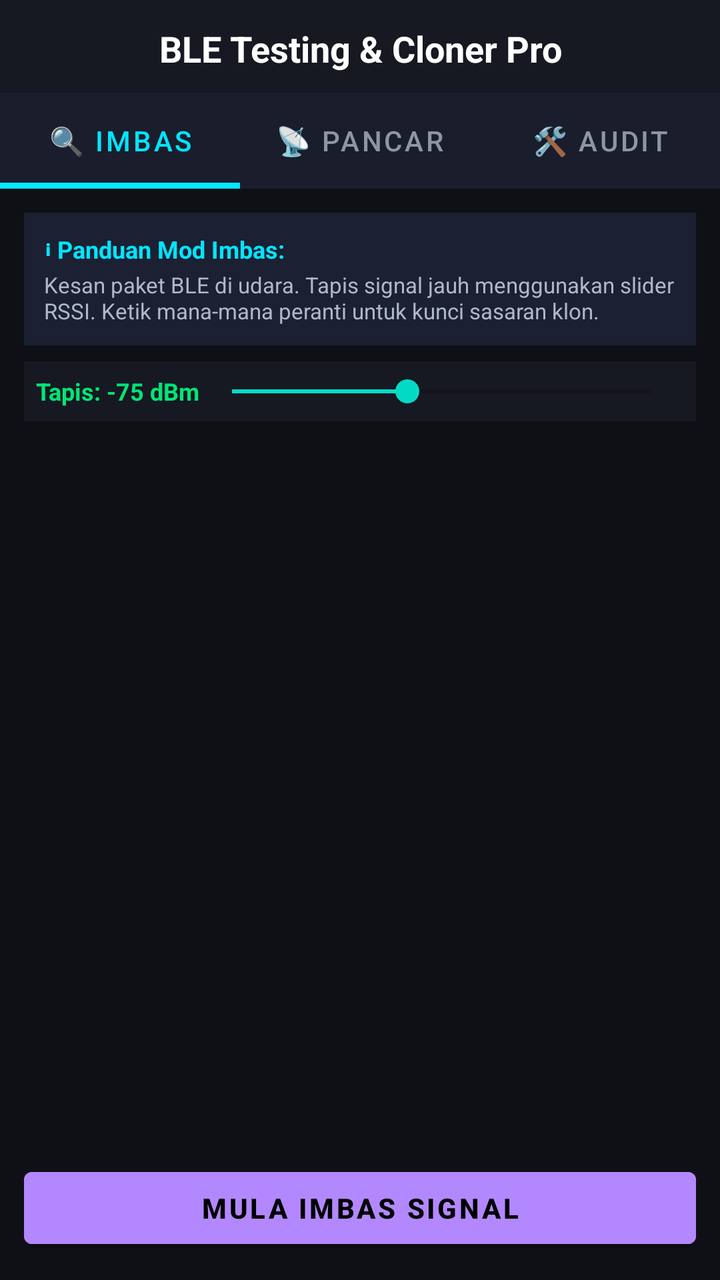
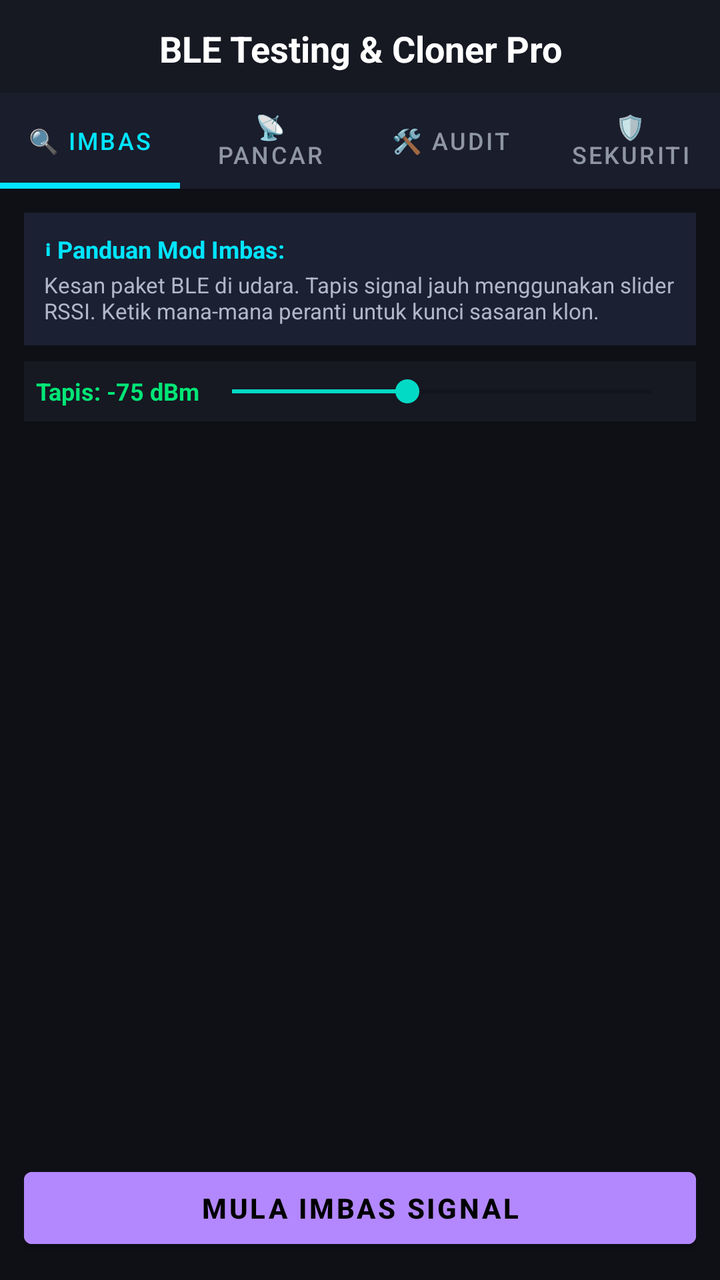

Two renders of the same Android screen: before a commit and after it. Below are the layout's source before the change and the commit's diff.
<!-- AndroidManifest.xml: application theme Theme.MaterialComponents.DayNight.NoActionBar -->
<!-- res/layout/activity_main.xml -->
<?xml version="1.0" encoding="utf-8"?>
<LinearLayout xmlns:android="http://schemas.android.com/apk/res/android"
    xmlns:app="http://schemas.android.com/apk/res-auto"
    android:layout_width="match_parent"
    android:layout_height="match_parent"
    android:orientation="vertical"
    android:background="#0F1016">

    
    <TextView
        android:id="@+id/tvHeader"
        android:layout_width="match_parent"
        android:layout_height="wrap_content"
        android:text="BLE Testing &amp; Cloner Pro"
        android:textColor="#FFFFFF"
        android:textSize="18sp"
        android:textStyle="bold"
        android:paddingTop="12dp"
        android:paddingBottom="10dp"
        android:textAlignment="center"
        android:background="#161822" />

    
    <com.google.android.material.tabs.TabLayout
        android:id="@+id/tabLayout"
        android:layout_width="match_parent"
        android:layout_height="wrap_content"
        android:background="#1A1D2B"
        app:tabTextColor="#8F96A3"
        app:tabSelectedTextColor="#00E5FF"
        app:tabIndicatorColor="#00E5FF"
        app:tabIndicatorHeight="3dp"
        app:tabMode="fixed"
        app:tabGravity="fill">

        <com.google.android.material.tabs.TabItem
            android:layout_width="wrap_content"
            android:layout_height="wrap_content"
            android:text="🔍 Imbas" />

        <com.google.android.material.tabs.TabItem
            android:layout_width="wrap_content"
            android:layout_height="wrap_content"
            android:text="📡 Pancar" />

        <com.google.android.material.tabs.TabItem
            android:layout_width="wrap_content"
            android:layout_height="wrap_content"
            android:text="🛠 Audit" />
    </com.google.android.material.tabs.TabLayout>

    
    <FrameLayout
        android:layout_width="match_parent"
        android:layout_height="match_parent"
        android:padding="12dp">

        
        <LinearLayout
            android:id="@+id/layoutTabScanner"
            android:layout_width="match_parent"
            android:layout_height="match_parent"
            android:orientation="vertical"
            android:visibility="visible">

            
            <LinearLayout
                android:layout_width="match_parent"
                android:layout_height="wrap_content"
                android:orientation="vertical"
                android:background="#1B2032"
                android:padding="10dp"
                android:layout_marginBottom="8dp">

                <TextView
                    android:layout_width="wrap_content"
                    android:layout_height="wrap_content"
                    android:text="ℹ Panduan Mod Imbas:"
                    android:textColor="#00E5FF"
                    android:textSize="12sp"
                    android:textStyle="bold" />

                <TextView
                    android:layout_width="wrap_content"
                    android:layout_height="wrap_content"
                    android:text="Kesan paket BLE di udara. Tapis signal jauh menggunakan slider RSSI. Ketik mana-mana peranti untuk kunci sasaran klon."
                    android:textColor="#B0B8C8"
                    android:textSize="11sp"
                    android:layout_marginTop="2dp" />
            </LinearLayout>

            
            <LinearLayout
                android:layout_width="match_parent"
                android:layout_height="wrap_content"
                android:orientation="horizontal"
                android:gravity="center_vertical"
                android:background="#161822"
                android:padding="6dp"
                android:layout_marginBottom="6dp">

                <TextView
                    android:id="@+id/tvRssiLabel"
                    android:layout_width="wrap_content"
                    android:layout_height="wrap_content"
                    android:text="Tapis: -75 dBm"
                    android:textColor="#00E676"
                    android:textSize="12sp"
                    android:textStyle="bold" />

                <SeekBar
                    android:id="@+id/sbRssi"
                    android:layout_width="match_parent"
                    android:layout_height="wrap_content"
                    android:max="60"
                    android:progress="25" />
            </LinearLayout>

            <ListView
                android:id="@+id/lvDevices"
                android:layout_width="match_parent"
                android:layout_height="0dp"
                android:layout_weight="1"
                android:divider="#202436"
                android:dividerHeight="1dp"
                android:layout_marginBottom="8dp" />

            <Button
                android:id="@+id/btnScan"
                android:layout_width="match_parent"
                android:layout_height="wrap_content"
                android:text="Mula Imbas Signal"
                android:backgroundTint="#B388FF"
                android:textColor="#000000"
                android:textStyle="bold" />
        </LinearLayout>

        
        <LinearLayout
            android:id="@+id/layoutTabAdvertiser"
            android:layout_width="match_parent"
            android:layout_height="match_parent"
            android:orientation="vertical"
            android:visibility="gone">

            
            <LinearLayout
                android:layout_width="match_parent"
                android:layout_height="wrap_content"
                android:orientation="vertical"
                android:background="#1B2032"
                android:padding="10dp"
                android:layout_marginBottom="8dp">

                <TextView
                    android:layout_width="wrap_content"
                    android:layout_height="wrap_content"
                    android:text="ℹ Panduan Mod Pancaran:"
                    android:textColor="#00E5FF"
                    android:textSize="12sp"
                    android:textStyle="bold" />

                <TextView
                    android:layout_width="wrap_content"
                    android:layout_height="wrap_content"
                    android:text="Memancarkan semula isyarat sasaran ke udara. Guna butang Mod Burst untuk pancar secara berkala bagi menjimatkan bateri telefon."
                    android:textColor="#B0B8C8"
                    android:textSize="11sp"
                    android:layout_marginTop="2dp" />
            </LinearLayout>

            
            <TextView
                android:id="@+id/tvStatus"
                android:layout_width="match_parent"
                android:layout_height="0dp"
                android:layout_weight="1"
                android:background="#161822"
                android:textColor="#E0E6ED"
                android:textSize="12sp"
                android:fontFamily="monospace"
                android:padding="14dp"
                android:text="Belum ada sasaran dipilih.\nSila imbas di Tab 1 atau pilih templat di Tab 3."
                android:layout_marginBottom="10dp" />

            <Button
                android:id="@+id/btnConfigBurst"
                android:layout_width="match_parent"
                android:layout_height="wrap_content"
                android:text="⚙ Tetapan Mod Burst (Pancar Berkala)"
                android:backgroundTint="#2E334D"
                android:textColor="#FFFFFF"
                android:textSize="12sp"
                android:layout_marginBottom="6dp" />

            <Button
                android:id="@+id/btnBroadcast"
                android:layout_width="match_parent"
                android:layout_height="wrap_content"
                android:text="Pancar Klon (Advertise)"
                android:backgroundTint="#00E676"
                android:textColor="#000000"
                android:textStyle="bold"
                android:layout_marginBottom="6dp" />

            <Button
                android:id="@+id/btnStopBroadcast"
                android:layout_width="match_parent"
                android:layout_height="wrap_content"
                android:text="Henti Pancaran"
                android:backgroundTint="#FF5252"
                android:textColor="#FFFFFF"
                android:textStyle="bold" />
        </LinearLayout>

        
        <ScrollView
            android:id="@+id/layoutTabTools"
            android:layout_width="match_parent"
            android:layout_height="match_parent"
            android:visibility="gone">

            <LinearLayout
                android:layout_width="match_parent"
                android:layout_height="wrap_content"
                android:orientation="vertical">

                
                <LinearLayout
                    android:layout_width="match_parent"
                    android:layout_height="wrap_content"
                    android:orientation="vertical"
                    android:background="#1B2032"
                    android:padding="10dp"
                    android:layout_marginBottom="12dp">

                    <TextView
                        android:layout_width="wrap_content"
                        android:layout_height="wrap_content"
                        android:text="ℹ Panduan Alatan Audit &amp; Forensik:"
                        android:textColor="#00E5FF"
                        android:textSize="12sp"
                        android:textStyle="bold" />

                    <TextView
                        android:layout_width="wrap_content"
                        android:layout_height="wrap_content"
                        android:text="Alat bantu untuk mengkaji struktur bait, menguji templat beacon industri, mentadbir profil kegemaran, dan mengeksport rekod ke fail komputer."
                        android:textColor="#B0B8C8"
                        android:textSize="11sp"
                        android:layout_marginTop="2dp" />
                </LinearLayout>

                
                <Button
                    android:id="@+id/btnOpenRadar"
                    android:layout_width="match_parent"
                    android:layout_height="wrap_content"
                    android:text="∿ Radar Gelombang RSSI Masa Nyata"
                    android:backgroundTint="#1F2337"
                    android:textColor="#00E5FF"
                    android:gravity="start|center_vertical"
                    android:padding="12dp"
                    android:layout_marginBottom="8dp" />

                
                <Button
                    android:id="@+id/btnDiff"
                    android:layout_width="match_parent"
                    android:layout_height="wrap_content"
                    android:text="⇄ Pembanding Bait Hex (Packet Diff)"
                    android:backgroundTint="#1F2337"
                    android:textColor="#FFFFFF"
                    android:gravity="start|center_vertical"
                    android:padding="12dp"
                    android:layout_marginBottom="8dp" />

                
                <Button
                    android:id="@+id/btnManualInject"
                    android:layout_width="match_parent"
                    android:layout_height="wrap_content"
                    android:text="✎ Pustaka Templat Siap / Suntik Hex"
                    android:backgroundTint="#1F2337"
                    android:textColor="#FFFFFF"
                    android:gravity="start|center_vertical"
                    android:padding="12dp"
                    android:layout_marginBottom="8dp" />

                
                <Button
                    android:id="@+id/btnBookmarks"
                    android:layout_width="match_parent"
                    android:layout_height="wrap_content"
                    android:text="★ Senarai Profil Disimpan (Bookmark)"
                    android:backgroundTint="#1F2337"
                    android:textColor="#FFFFFF"
                    android:gravity="start|center_vertical"
                    android:padding="12dp"
                    android:layout_marginBottom="8dp" />

                
                <Button
                    android:id="@+id/btnExportCsv"
                    android:layout_width="match_parent"
                    android:layout_height="wrap_content"
                    android:text="⤓ Eksport Senarai Imbasan ke CSV"
                    android:backgroundTint="#1F2337"
                    android:textColor="#81C784"
                    android:gravity="start|center_vertical"
                    android:padding="12dp"
                    android:layout_marginBottom="8dp" />

                
<Button
    android:id="@+id/btnGattExplorer"
    android:layout_width="match_parent"
    android:layout_height="wrap_content"
    android:text="🔗 Sambung &amp; Selongkar GATT (Bateri &amp; Servis)"
    android:backgroundTint="#1F2337"
    android:textColor="#00E5FF"
    android:gravity="start|center_vertical"
    android:padding="12dp"
    android:layout_marginBottom="8dp" />
                
            </LinearLayout>
        </ScrollView>

    </FrameLayout>

</LinearLayout>
<!-- resources referenced by this layout -->
<resources>

</resources>

<!-- the commit's change to res/layout/activity_main.xml (unified diff, before → after) -->
@@ -47,6 +47,11 @@
             android:layout_width="wrap_content"
             android:layout_height="wrap_content"
             android:text="🛠 Audit" />
+
+        <com.google.android.material.tabs.TabItem
+            android:layout_width="wrap_content"
+            android:layout_height="wrap_content"
+            android:text="🛡 Sekuriti" />
     </com.google.android.material.tabs.TabLayout>
 
     
@@ -63,7 +68,6 @@
             android:orientation="vertical"
             android:visibility="visible">
 
-            
             <LinearLayout
                 android:layout_width="match_parent"
                 android:layout_height="wrap_content"
@@ -89,7 +93,6 @@
                     android:layout_marginTop="2dp" />
             </LinearLayout>
 
-            
             <LinearLayout
                 android:layout_width="match_parent"
                 android:layout_height="wrap_content"
@@ -143,7 +146,6 @@
             android:orientation="vertical"
             android:visibility="gone">
 
-            
             <LinearLayout
                 android:layout_width="match_parent"
                 android:layout_height="wrap_content"
@@ -169,7 +171,6 @@
                     android:layout_marginTop="2dp" />
             </LinearLayout>
 
-            
             <TextView
                 android:id="@+id/tvStatus"
                 android:layout_width="match_parent"
@@ -225,7 +226,6 @@
                 android:layout_height="wrap_content"
                 android:orientation="vertical">
 
-                
                 <LinearLayout
                     android:layout_width="match_parent"
                     android:layout_height="wrap_content"
@@ -245,13 +245,23 @@
                     <TextView
                         android:layout_width="wrap_content"
                         android:layout_height="wrap_content"
-                        android:text="Alat bantu untuk mengkaji struktur bait, menguji templat beacon industri, mentadbir profil kegemaran, dan mengeksport rekod ke fail komputer."
+                        android:text="Alat bantu untuk mengkaji struktur bait, selongkar servis GATT dalaman, mentadbir profil kegemaran, dan eksport rekod."
                         android:textColor="#B0B8C8"
                         android:textSize="11sp"
                         android:layout_marginTop="2dp" />
                 </LinearLayout>
 
-                
+                <Button
+                    android:id="@+id/btnGattExplorer"
+                    android:layout_width="match_parent"
+                    android:layout_height="wrap_content"
+                    android:text="🔗 Sambung &amp; Selongkar GATT (Bateri &amp; Write Hex)"
+                    android:backgroundTint="#1F2337"
+                    android:textColor="#00E5FF"
+                    android:gravity="start|center_vertical"
+                    android:padding="12dp"
+                    android:layout_marginBottom="8dp" />
+
                 <Button
                     android:id="@+id/btnOpenRadar"
                     android:layout_width="match_parent"
@@ -263,7 +273,6 @@
                     android:padding="12dp"
                     android:layout_marginBottom="8dp" />
 
-                
                 <Button
                     android:id="@+id/btnDiff"
                     android:layout_width="match_parent"
@@ -275,7 +284,6 @@
                     android:padding="12dp"
                     android:layout_marginBottom="8dp" />
 
-                
                 <Button
                     android:id="@+id/btnManualInject"
                     android:layout_width="match_parent"
@@ -287,7 +295,6 @@
                     android:padding="12dp"
                     android:layout_marginBottom="8dp" />
 
-                
                 <Button
                     android:id="@+id/btnBookmarks"
                     android:layout_width="match_parent"
@@ -299,7 +306,6 @@
                     android:padding="12dp"
                     android:layout_marginBottom="8dp" />
 
-                
                 <Button
                     android:id="@+id/btnExportCsv"
                     android:layout_width="match_parent"
@@ -310,22 +316,129 @@
                     android:gravity="start|center_vertical"
                     android:padding="12dp"
                     android:layout_marginBottom="8dp" />
-
-                
-<Button
-    android:id="@+id/btnGattExplorer"
-    android:layout_width="match_parent"
-    android:layout_height="wrap_content"
-    android:text="🔗 Sambung &amp; Selongkar GATT (Bateri &amp; Servis)"
-    android:backgroundTint="#1F2337"
-    android:textColor="#00E5FF"
-    android:gravity="start|center_vertical"
-    android:padding="12dp"
-    android:layout_marginBottom="8dp" />
-                
             </LinearLayout>
         </ScrollView>
 
+        
+        <LinearLayout
+            android:id="@+id/layoutTabSecurity"
+            android:layout_width="match_parent"
+            android:layout_height="match_parent"
+            android:orientation="vertical"
+            android:visibility="gone">
+
+            
+            <LinearLayout
+                android:layout_width="match_parent"
+                android:layout_height="wrap_content"
+                android:orientation="vertical"
+                android:background="#1B2032"
+                android:padding="10dp"
+                android:layout_marginBottom="8dp">
+
+                <TextView
+                    android:layout_width="wrap_content"
+                    android:layout_height="wrap_content"
+                    android:text="🛡 Konsol Pertahanan Radio BLE:"
+                    android:textColor="#FF5252"
+                    android:textSize="12sp"
+                    android:textStyle="bold" />
+
+                <TextView
+                    android:layout_width="wrap_content"
+                    android:layout_height="wrap_content"
+                    android:text="Mengesan serangan banjir paket radio &amp; perkakasan rogue (Flipper Zero / ESP32 Spammer) secara langsung."
+                    android:textColor="#B0B8C8"
+                    android:textSize="11sp"
+                    android:layout_marginTop="2dp" />
+            </LinearLayout>
+
+            
+            <LinearLayout
+                android:id="@+id/layoutThreatStatus"
+                android:layout_width="match_parent"
+                android:layout_height="wrap_content"
+                android:orientation="horizontal"
+                android:gravity="center_vertical"
+                android:background="#161822"
+                android:padding="12dp"
+                android:layout_marginBottom="10dp">
+
+                <LinearLayout
+                    android:layout_width="0dp"
+                    android:layout_height="wrap_content"
+                    android:layout_weight="1"
+                    android:orientation="vertical">
+
+                    <TextView
+                        android:id="@+id/tvThreatBadge"
+                        android:layout_width="wrap_content"
+                        android:layout_height="wrap_content"
+                        android:text="STATUS: UDARA BERSIH"
+                        android:textColor="#00E676"
+                        android:textSize="13sp"
+                        android:textStyle="bold" />
+
+                    <TextView
+                        android:id="@+id/tvThreatDetail"
+                        android:layout_width="wrap_content"
+                        android:layout_height="wrap_content"
+                        android:text="Kadar trafik radio stabil."
+                        android:textColor="#888899"
+                        android:textSize="11sp"
+                        android:layout_marginTop="2dp" />
+                </LinearLayout>
+
+                <TextView
+                    android:id="@+id/tvPpsCounter"
+                    android:layout_width="wrap_content"
+                    android:layout_height="wrap_content"
+                    android:text="0 PPS"
+                    android:textColor="#00E5FF"
+                    android:textSize="24sp"
+                    android:fontFamily="monospace"
+                    android:textStyle="bold" />
+            </LinearLayout>
+
+            <TextView
+                android:layout_width="wrap_content"
+                android:layout_height="wrap_content"
+                android:text="⚡ Log Insiden &amp; Serangan Dikesan:"
+                android:textColor="#CAD3DE"
+                android:textSize="11sp"
+                android:textStyle="bold"
+                android:layout_marginBottom="4dp" />
+
+            
+            <ScrollView
+                android:id="@+id/svAnomalyLog"
+                android:layout_width="match_parent"
+                android:layout_height="0dp"
+                android:layout_weight="1"
+                android:background="#07080D"
+                android:padding="8dp"
+                android:layout_marginBottom="10dp">
+
+                <TextView
+                    android:id="@+id/tvAnomalyLog"
+                    android:layout_width="match_parent"
+                    android:layout_height="wrap_content"
+                    android:textColor="#FF5252"
+                    android:textSize="11sp"
+                    android:fontFamily="monospace"
+                    android:lineSpacingExtra="3dp"
+                    android:text="[Menunggu data imbasan udara...]" />
+            </ScrollView>
+
+            <Button
+                android:id="@+id/btnClearSecurityLog"
+                android:layout_width="match_parent"
+                android:layout_height="wrap_content"
+                android:text="Kosongkan Log Insiden"
+                android:backgroundTint="#2E3248"
+                android:textColor="#FFFFFF" />
+        </LinearLayout>
+
     </FrameLayout>
 
 </LinearLayout>
